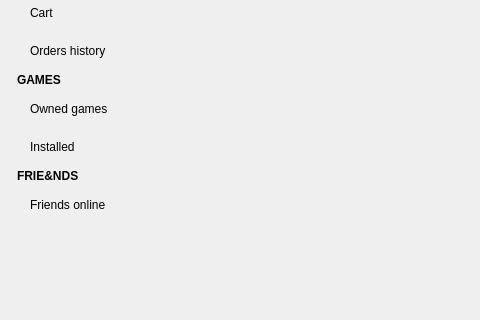
Above: windows/mainwindow.ui from pamugk/nebulae-qt before the change; both pictures show x 0 to 480 and y 347 to 667 of the 1024 by 768 pixel window. Below: the same form after it.
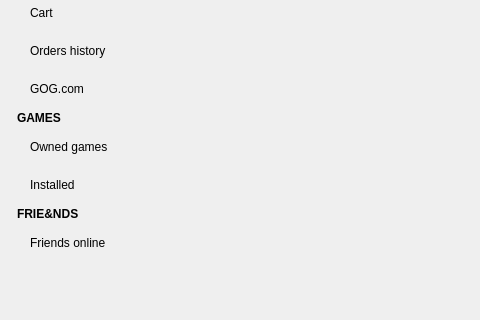
That is the form after the change. Icons and pictures are not drawn.

Patch:
```diff
--- a/windows/mainwindow.ui
+++ b/windows/mainwindow.ui
@@ -435,6 +435,19 @@
          </property>
         </widget>
        </item>
+       <item>
+        <widget class="QPushButton" name="gogLibraryButton">
+         <property name="text">
+          <string notr="true">GOG.com</string>
+         </property>
+         <property name="checkable">
+          <bool>true</bool>
+         </property>
+         <property name="flat">
+          <bool>true</bool>
+         </property>
+        </widget>
+       </item>
        <item>
         <widget class="QLabel" name="gamesLabel">
          <property name="text">
```
Left out of the diff: 2 changed lines with no effect on the pictures.
